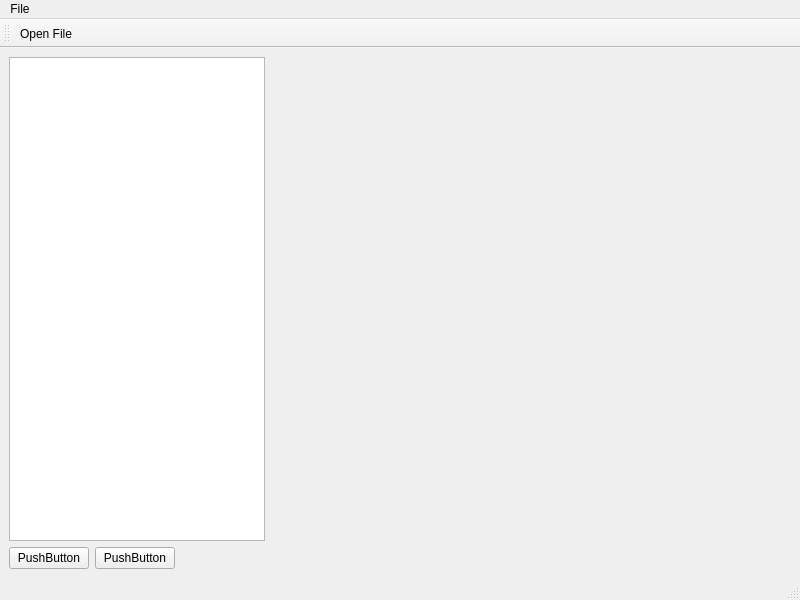
Qt form Worksheet6/WS6/mainwindow.ui (elliotc118/2023_20447938) before a commit.
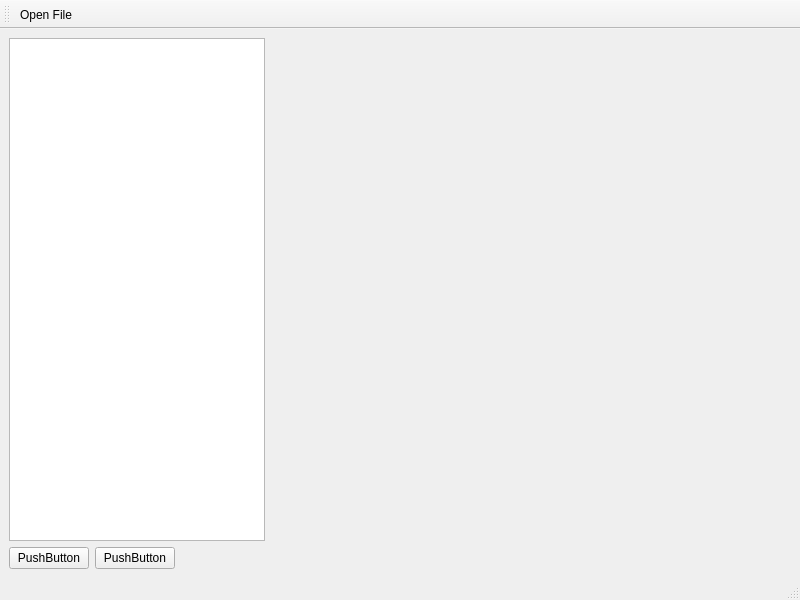
The same form after that commit. Icons and pictures are not drawn.

```diff
--- a/Worksheet6/WS6/mainwindow.ui
+++ b/Worksheet6/WS6/mainwindow.ui
@@ -84,13 +84,6 @@
      <height>21</height>
     </rect>
    </property>
-   <widget class="QMenu" name="menuFile">
-    <property name="title">
-     <string>File</string>
-    </property>
-    <addaction name="actionOpen_File"/>
-   </widget>
-   <addaction name="menuFile"/>
   </widget>
   <widget class="QStatusBar" name="statusbar"/>
   <widget class="QToolBar" name="toolBar">
```
Left out of the diff: 2 changed lines with no effect on the pictures.
